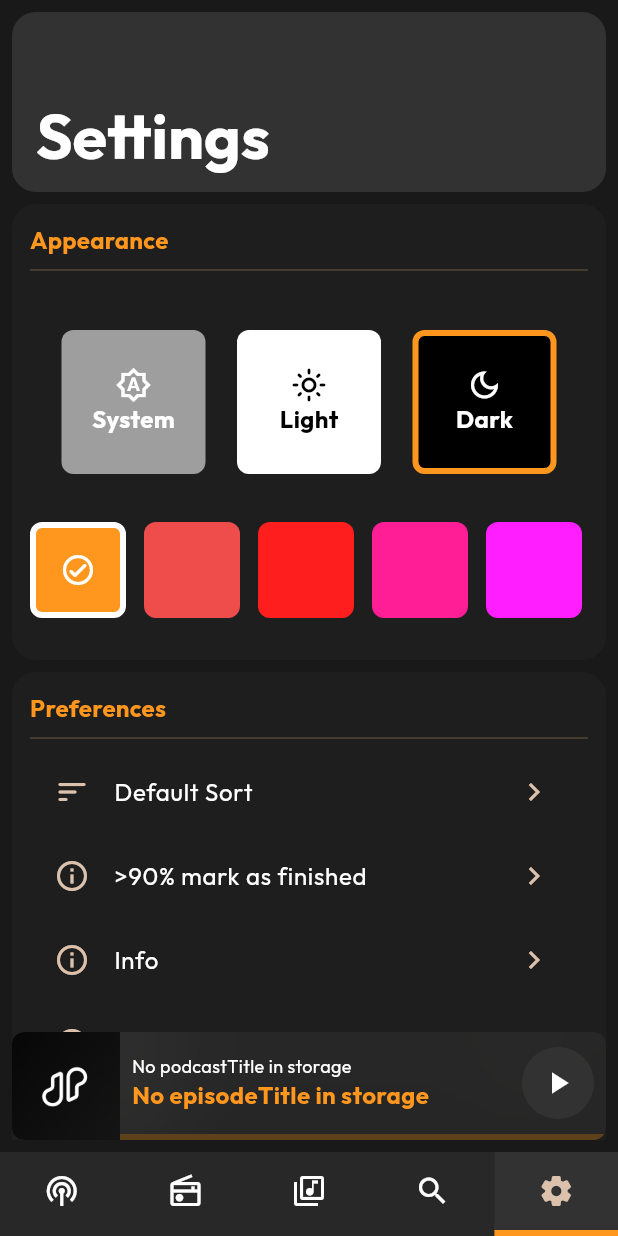
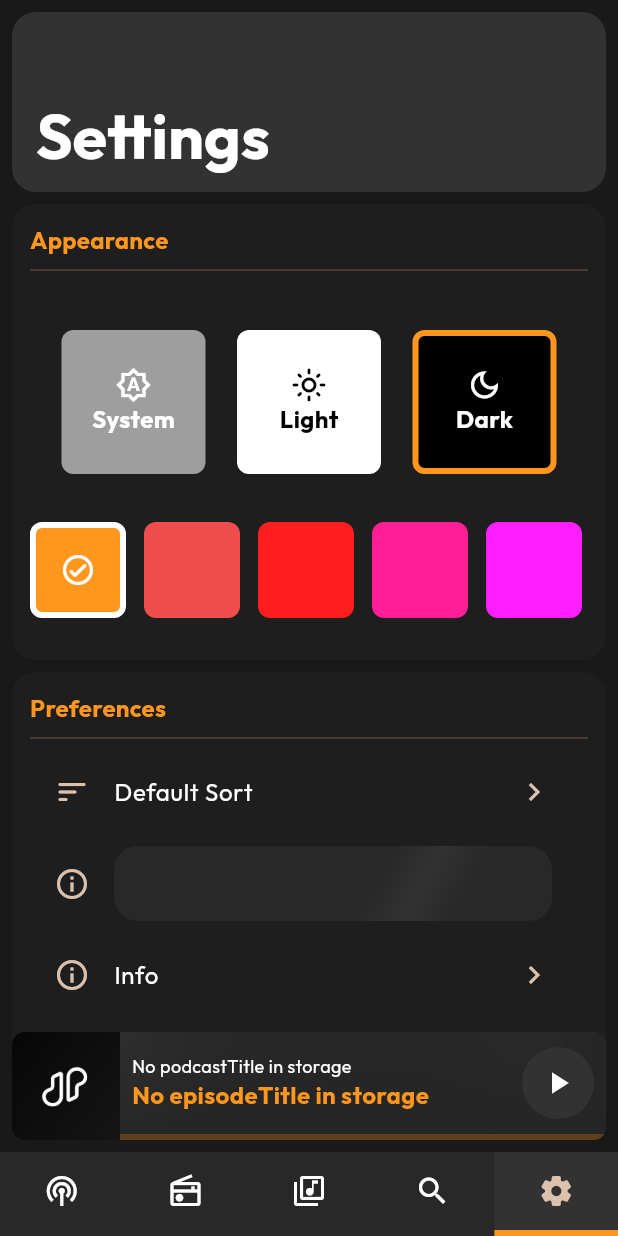
Before and after one commit to Sn8z/Poddr, a Flutter app: the SettingsView screen opened by its route, after a tap on "Dark", on a phone screen of 412 x 824 dp. Run offline on Flutter 3.47's test engine with Material 3 defaults, Android fonts, the light colour scheme and no system bars; our stand-ins replace audio_service, drift, drift_flutter, go_router, google_fonts, shared_preferences; missing offline and left inert: audio_session, media_kit; accounts and stored records are empty; generated files the repository leaves out were written again; network calls fail; statements that could not run were skipped.

Commit message:
Shimmer & Image widget testing

```diff
--- a/lib/ui/components/widgets/image.dart
+++ b/lib/ui/components/widgets/image.dart
@@ -13,9 +13,22 @@ class PoddrImage extends StatelessWidget {
 
   @override
   Widget build(BuildContext context) {
+    final ValueKey<String> imageKey = ValueKey('image-$imageUrl');
+
     return Image.network(
       imageUrl,
       fit: fit,
+      key: imageKey,
+      cacheHeight: 250,
+      cacheWidth: 250,
+      gaplessPlayback: true,
+      headers: const {'Cache-Control': 'max-age=604800'},
+      frameBuilder: (context, child, frame, wasSynchronouslyLoaded) {
+        if (wasSynchronouslyLoaded || frame != null) {
+          return child;
+        }
+        return const ShimmerBox();
+      },
       loadingBuilder: (context, child, loadingProgress) {
         if (loadingProgress == null) return child;
         return const ShimmerBox();
--- a/lib/ui/components/widgets/shimmer.dart
+++ b/lib/ui/components/widgets/shimmer.dart
@@ -1,10 +1,10 @@
 import 'package:flutter/material.dart';
 
 class ShimmerBox extends StatefulWidget {
-  const ShimmerBox({super.key, this.height = 50, this.width = 50});
+  const ShimmerBox({super.key, this.height, this.width});
 
-  final double height;
-  final double width;
+  final double? height;
+  final double? width;
 
   @override
   State<ShimmerBox> createState() => _ShimmerBoxState();
@@ -29,8 +29,12 @@ class _ShimmerBoxState extends State<ShimmerBox>
       animation: _controller,
       builder: (context, child) {
         return Container(
-          height: widget.height,
-          width: widget.width,
+          constraints: BoxConstraints(
+            minHeight: 50,
+            minWidth: 50,
+            maxHeight: widget.height ?? double.infinity,
+            maxWidth: widget.width ?? double.infinity,
+          ),
           decoration: BoxDecoration(
             gradient: LinearGradient(
               transform: const GradientRotation(0.5),
@@ -40,12 +44,12 @@ class _ShimmerBoxState extends State<ShimmerBox>
                 _controller.value + 0.1,
               ],
               colors: [
-                Theme.of(context).colorScheme.surfaceContainerLow,
                 Theme.of(context).colorScheme.surfaceContainer,
-                Theme.of(context).colorScheme.surfaceContainerLow,
+                Theme.of(context).colorScheme.surfaceContainerHigh,
+                Theme.of(context).colorScheme.surfaceContainer,
               ],
             ),
-            borderRadius: BorderRadius.circular(8),
+            borderRadius: BorderRadius.circular(16),
           ),
         );
       },
--- a/lib/ui/views/podcast/discover.dart
+++ b/lib/ui/views/podcast/discover.dart
@@ -1,12 +1,12 @@
 import 'package:flutter/material.dart';
 import 'package:go_router/go_router.dart';
-import 'package:media_kit/media_kit.dart';
 import 'package:poddr/services/history.dart';
 import 'package:poddr/services/media.dart';
 import 'package:poddr/ui/components/widgets/add_subscription_btn.dart';
 import 'package:poddr/ui/components/widgets/appbar.dart';
 import 'package:poddr/ui/components/widgets/bottom_padding.dart';
 import 'package:poddr/services/podcast_discovery.dart';
+import 'package:poddr/ui/components/widgets/episode_history.dart';
 import 'package:poddr/ui/components/widgets/image.dart';
 import 'package:poddr/ui/components/widgets/shimmer.dart';
 import 'package:poddr/ui/utils/breakpoints.dart';
@@ -163,6 +163,7 @@ class RecentlyPlayedEpisodes extends StatelessWidget {
                                   fit: BoxFit.cover,
                                 ),
                               ),
+                              EpisodeHistory(audioUrl: h.audioUrl),
                               Text(
                                 h.title,
                                 style: TextStyle(
--- a/lib/ui/views/radio/radio.dart
+++ b/lib/ui/views/radio/radio.dart
@@ -1,6 +1,7 @@
 import 'package:flutter/material.dart';
 import 'package:poddr/ui/components/widgets/appbar.dart';
 import 'package:poddr/ui/components/widgets/bottom_padding.dart';
+import 'package:poddr/ui/components/widgets/shimmer.dart';
 
 class RadioDiscoveryView extends StatelessWidget {
   const RadioDiscoveryView({super.key});
@@ -20,6 +21,9 @@ class RadioDiscoveryView extends StatelessWidget {
                   icon: const Icon(Icons.more_vert_rounded),
                 ),
               ],
+            ),
+            const SliverToBoxAdapter(
+              child: ShimmerBox(),
             ),
             SliverList.builder(
               itemBuilder: (context, index) {
--- a/lib/ui/views/settings/settings.dart
+++ b/lib/ui/views/settings/settings.dart
@@ -3,6 +3,7 @@ import 'package:poddr/ui/components/widgets/appbar.dart';
 import 'package:poddr/ui/components/widgets/bottom_padding.dart';
 import 'package:poddr/ui/components/widgets/logo.dart';
 import 'package:poddr/services/theme.dart';
+import 'package:poddr/ui/components/widgets/shimmer.dart';
 import 'package:poddr/ui/utils/breakpoints.dart';
 import 'package:poddr/ui/utils/gaps.dart';
 import 'package:poddr/data/theme/theme_colors.dart';
@@ -41,13 +42,7 @@ class SettingsView extends StatelessWidget {
                 ),
                 ListTile(
                   leading: Icon(Icons.info_outline),
-                  title: Text(">90% mark as finished"),
-                  trailing: Icon(Icons.chevron_right),
-                ),
-                ListTile(
-                  leading: Icon(Icons.info_outline),
-                  title: Text("Info"),
-                  trailing: Icon(Icons.chevron_right),
+                  title: ShimmerBox(),
                 ),
                 ListTile(
                   leading: Icon(Icons.info_outline),
```
